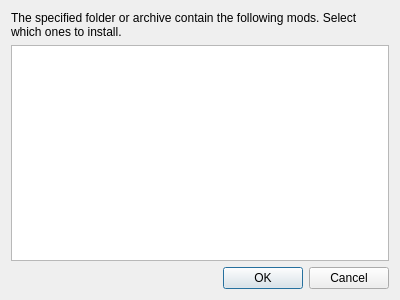
rorrim-rorrim/eden-alt, file src/yuzu/configuration/addon/mod_select_dialog.ui: the form before one commit.
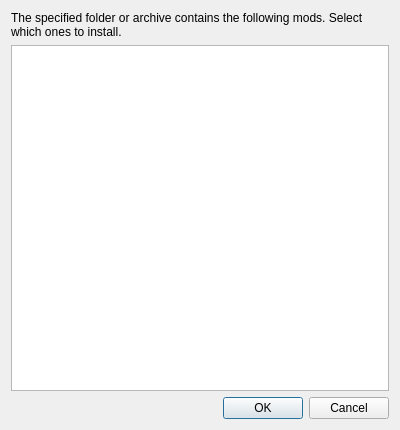
The form after the commit.

Commit message: Fix mod select dialog size

```diff
--- a/src/yuzu/configuration/addon/mod_select_dialog.ui
+++ b/src/yuzu/configuration/addon/mod_select_dialog.ui
@@ -7,7 +7,7 @@
     <x>0</x>
     <y>0</y>
     <width>400</width>
-    <height>300</height>
+    <height>430</height>
    </rect>
   </property>
   <property name="windowTitle">
@@ -17,7 +17,7 @@
    <item>
     <widget class="QLabel" name="label">
      <property name="text">
-      <string>The specified folder or archive contain the following mods. Select which ones to install.</string>
+      <string>The specified folder or archive contains the following mods. Select which ones to install.</string>
      </property>
      <property name="wordWrap">
       <bool>true</bool>
```
The commit also changes 1 other file.
